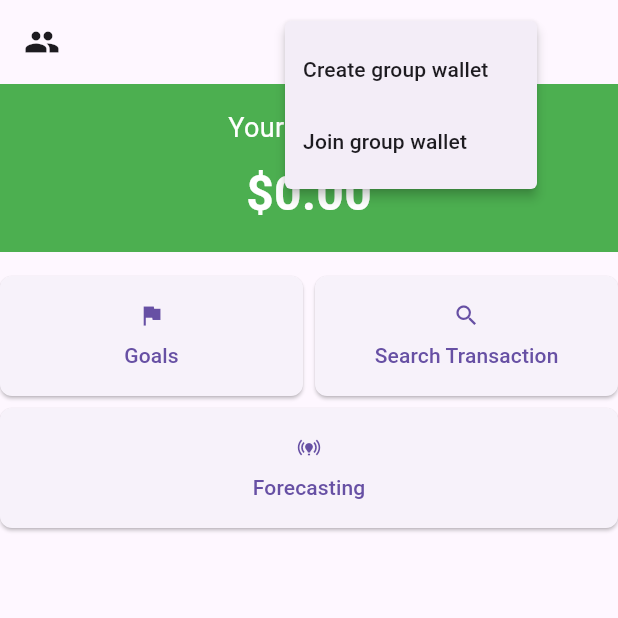
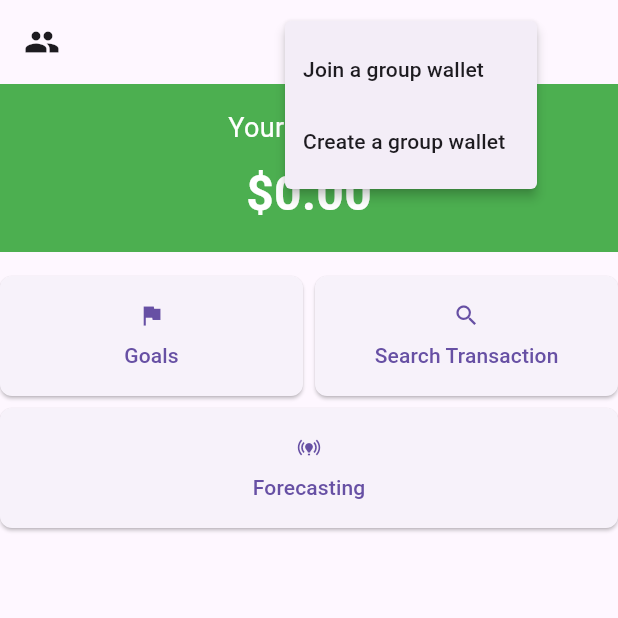
Before and after one commit to Spendiwise/spendiwise, a Flutter app: the GroupWalletScreen screen opened directly with empty values, after a tap on the "arrow drop down" icon, on a phone screen of 412 x 824 dp, the top half of it. Run offline on Flutter 3.47's test engine with Material 3 defaults, Android fonts, the phone set to English and light mode, and no system bars; our stand-ins replace cloud_firestore, firebase_auth, firebase_core; accounts and stored records are empty.

Commit message:
Version 1.8 - User can access more than one group.

```diff
--- a/lib/screens/groupWallet/group_wallet_screen.dart
+++ b/lib/screens/groupWallet/group_wallet_screen.dart
@@ -41,11 +41,10 @@ class _GroupWalletScreenState extends State<GroupWalletScreen> {
     super.initState();
     currentGroupName = widget.groupName;
     _fetchGroupData();
+    _fetchUserGroups(); //We pull the groups the user is a member of.
   }
 
-
   Future<void> _fetchGroupData() async {
-    try {
       var groupQuery = await firestore
           .collection('wallets')
           .where('name', isEqualTo: currentGroupName)
@@ -59,19 +58,26 @@ class _GroupWalletScreenState extends State<GroupWalletScreen> {
           balance = (groupDoc['balance'] ?? 0).toDouble();
         });
       }
-    } catch (e) {
-      print('Error fetching group data: $e');
-    }
+  }
+
+  Future<void> _fetchUserGroups() async {
+      // Query to fetch groups where the user's email exists in the "members" array
+      QuerySnapshot querySnapshot = await firestore
+          .collection('wallets')
+          .where('members', arrayContains: userEmail)
+          .get();
+      List<String> groups = [];
+      for (var doc in querySnapshot.docs) {
+        groups.add(doc['name']);
+      }
+      setState(() {
+        userGroups = groups;
+      });
   }
 
   Future<void> _updateGroupBalance(double newBalance) async {
     if (groupId == null) return;
-
-    try {
       await firestore.collection('wallets').doc(groupId).update({'balance': newBalance});
-    } catch (e) {
-      print('Error updating group balance: $e');
-    }
   }
 
   @override
@@ -79,7 +85,7 @@ class _GroupWalletScreenState extends State<GroupWalletScreen> {
     return Scaffold(
       appBar: AppBar(
         leading: IconButton(
-          icon: Icon(Icons.group),
+          icon: const Icon(Icons.group),
           onPressed: () {
             if (groupId != null) {
               Navigator.push(
@@ -101,8 +107,8 @@ class _GroupWalletScreenState extends State<GroupWalletScreen> {
             mainAxisSize: MainAxisSize.min,
             children: [
               Text(currentGroupName),
-              SizedBox(width: 8),
-              Icon(Icons.arrow_drop_down),
+              const SizedBox(width: 8),
+              const Icon(Icons.arrow_drop_down),
             ],
           ),
           onSelected: (value) {
@@ -117,6 +123,7 @@ class _GroupWalletScreenState extends State<GroupWalletScreen> {
                   setState(() {
                     currentGroupName = createdGroupName;
                   });
+                  _fetchUserGroups(); // Refresh groups after new group creation
                 }
               });
             } else if (value == 'join') {
@@ -125,33 +132,51 @@ class _GroupWalletScreenState extends State<GroupWalletScreen> {
                 MaterialPageRoute(
                   builder: (context) => JoinGroupScreen(),
                 ),
-              );
+              ).then((_) {
+                _fetchUserGroups(); // Refresh groups after joining the group
+              });
             } else {
+              // User selects existing group
               setState(() {
                 currentGroupName = value;
               });
+              _fetchGroupData(); // Retrieve data of selected group
             }
           },
           itemBuilder: (context) {
-            if (userGroups.isEmpty) {
-              return [
-                PopupMenuItem(value: 'create', child: Text('Create group wallet')),
-                PopupMenuItem(value: 'join', child: Text('Join group wallet')),
-              ];
-            } else {
-              return [
-                ...userGroups.map((g) => PopupMenuItem(value: g, child: Text(g))),
-                PopupMenuItem(value: 'create', child: Text('Create group wallet')),
-                PopupMenuItem(value: 'join', child: Text('Join group wallet')),
-              ];
+            List<PopupMenuEntry<String>> items = [];
+            // Add groups the user is a member of
+            if (userGroups.isNotEmpty) {
+              items.addAll(
+                userGroups.map((group) => PopupMenuItem<String>(
+                  value: group,
+                  child: Text(group),
+                )),
+              );
+              items.add(const PopupMenuDivider());
             }
+            // Join a group wallet option
+            items.add(
+              const PopupMenuItem<String>(
+                value: 'join',
+                child: Text('Join a group wallet'),
+              ),
+            );
+            // Create a group wallet option
+            items.add(
+              const PopupMenuItem<String>(
+                value: 'create',
+                child: Text('Create a group wallet'),
+              ),
+            );
+            return items;
           },
         ),
       ),
       body: Column(
         children: [
           BalanceSection(balance: balance),
-          SizedBox(height: 16),
+          const SizedBox(height: 16),
           Row(
             mainAxisAlignment: MainAxisAlignment.center,
             children: [
@@ -163,8 +188,7 @@ class _GroupWalletScreenState extends State<GroupWalletScreen> {
                   goalFlag: 1,
                 ),
               ),
-
-              SizedBox(width: 8),
+              const SizedBox(width: 8),
               Expanded(
                 child: SearchTransactionButton(
                   transactions: transactions,
@@ -179,15 +203,15 @@ class _GroupWalletScreenState extends State<GroupWalletScreen> {
               ),
             ],
           ),
-          SizedBox(height: 8),
-          Row(
+          const SizedBox(height: 8),
+          const Row(
             mainAxisAlignment: MainAxisAlignment.center,
             children: [Expanded(child: ForecastingButton())],
           ),
-          SizedBox(height: 16),
+          const SizedBox(height: 16),
           if (transactions.isNotEmpty)
-            Padding(
-              padding: const EdgeInsets.symmetric(horizontal: 16.0),
+            const Padding(
+              padding: EdgeInsets.symmetric(horizontal: 16.0),
               child: Text(
                 'Transaction History',
                 style: TextStyle(fontSize: 18, fontWeight: FontWeight.bold),
--- a/lib/screens/groupWallet/members_screen.dart
+++ b/lib/screens/groupWallet/members_screen.dart
@@ -107,7 +107,7 @@ class _MembersScreenState extends State<MembersScreen> {
     return Scaffold(
       appBar: AppBar(
         centerTitle: true,
-        title: Text('${widget.groupName} Members'),
+        title: Text(widget.groupName),
       ),
       body: Padding(
         padding: const EdgeInsets.all(16.0),
```
Also changed, not shown: lib/controllers/goal_controller.dart (+0 -18 lines), lib/screens/goal_screen.dart (+51 -66 lines), lib/screens/groupWallet/create_group_wallet_screen.dart (+10 -1 lines), 1 other file.
